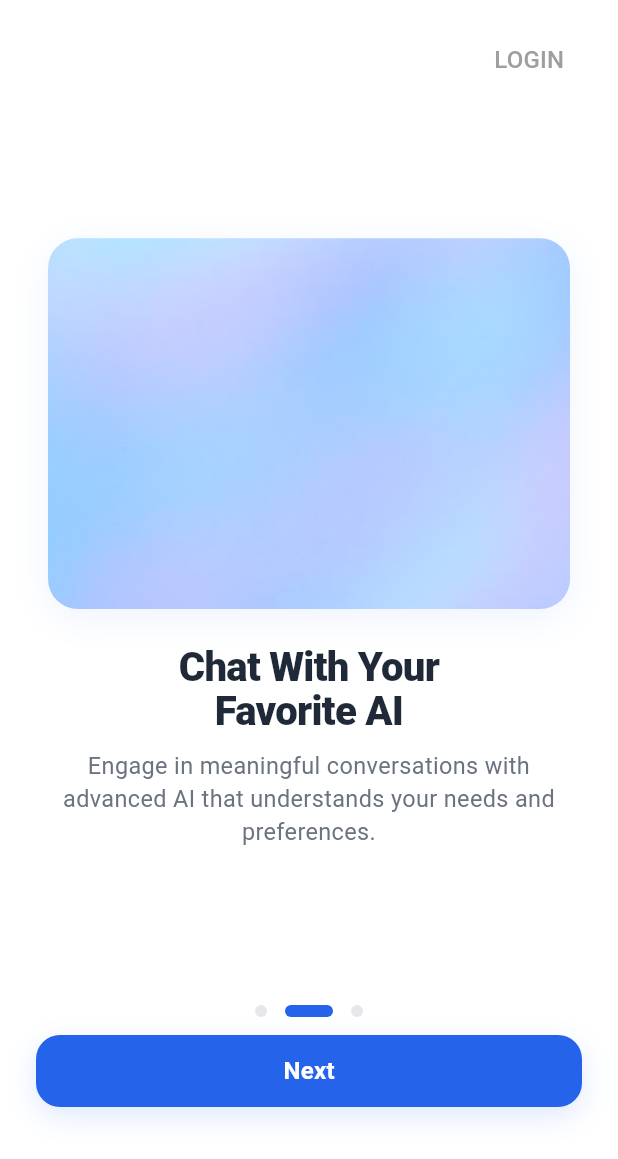
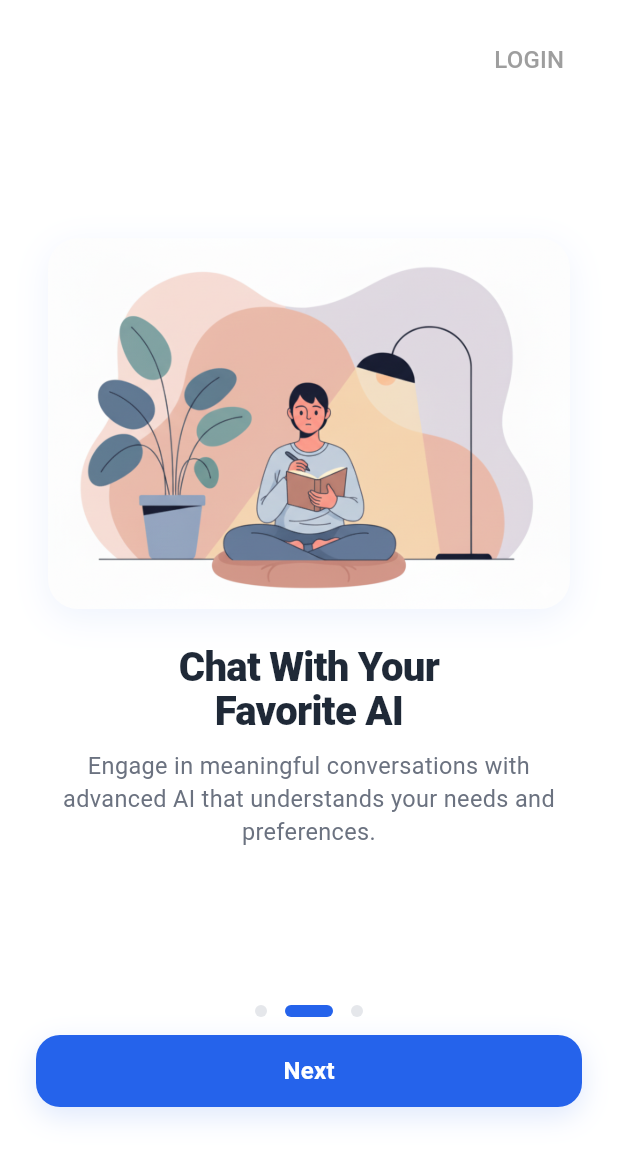
Before and after one commit to TBMenterprise/Zenify2, a Flutter app: the screen it shows after launch, after a tap on "Next", on a phone screen of 412 x 824 dp. Shown: the top 1159 px of the screen. Run offline on Flutter 3.47's test engine with Material 3 defaults, Android fonts, the light colour scheme and no system bars; our stand-ins replace email_validator, firebase_core, flutter_svg, google_generative_ai, image_picker; accounts and stored records are empty.

Commit message:
CHANGES TO IMAGES SETTING BACKGROUND AND FONT SIZE AND SIZE OF TEXTBUBBLE TEXT FOR RESPONSIVENESS

```diff
--- a/lib/MainPages/settings.dart
+++ b/lib/MainPages/settings.dart
@@ -16,7 +16,10 @@
   @override
   Widget build(BuildContext context) {
     return Scaffold(
+      backgroundColor: Colors.white,
       appBar: AppBar(
+        backgroundColor: Colors.white,
+        elevation: 0,
         title: const Text('Settings'),
         centerTitle: true,
         leading: Padding(
@@ -104,7 +107,7 @@
     );
   }
   Widget profilecard(){
-    return SizedBox( width: double.infinity , child: Card(// Adjusted margin
+    return Container( width: double.infinity , color: Colors.white, child: Card(// Adjusted margin
               child: Padding(
                 padding: const EdgeInsets.symmetric(vertical: 30, horizontal: 50), // Adjusted padding
                 child: Row(
--- a/lib/MainPages/sign_up.dart
+++ b/lib/MainPages/sign_up.dart
@@ -472,7 +472,7 @@
             children: <TextSpan>[
               const TextSpan(text: 'Already Have An Account? '),
               TextSpan(
-                text: 'Sign In',
+                text: 'LOGIN',
                 style: const TextStyle(
                   fontFamily: 'Poppins',
                   fontWeight: FontWeight.w600,
--- a/lib/MainPages/start_page.dart
+++ b/lib/MainPages/start_page.dart
@@ -31,12 +31,12 @@
       subtitle: 'Experience the next generation of AI technology designed to enhance your productivity and creativity.',
     ),
     OnboardingContent(
-      image: 'assets/chatbackground.png',
+      image: 'assets/signinimage2.png',
       title: 'Chat With Your\nFavorite AI',
       subtitle: 'Engage in meaningful conversations with advanced AI that understands your needs and preferences.',
     ),
     OnboardingContent(
-      image: 'assets/PremiumBackground.png',
+      image: 'assets/thinkingimage.png',
       title: 'Boost Your Mind\nPower with AI',
       subtitle: 'Amplify your thinking capabilities and discover new possibilities with intelligent AI assistance.',
     ),
@@ -61,11 +61,14 @@
         curve: Curves.easeInOut,
       );
     } else {
-      _navigateToLogin();
+      _navigateTosignup();
     }
   }
 
-  void _navigateToLogin() {
+  void _navigateTosignup() {
+    Navigator.pushNamed(context, '/signup');
+  }
+    void _navigateToLogin() {
     Navigator.pushNamed(context, '/login');
   }
 
--- a/lib/SubPages/profile_setup.dart
+++ b/lib/SubPages/profile_setup.dart
@@ -464,9 +464,9 @@
       padding: const EdgeInsets.symmetric(horizontal: 24),
       child: Column(
         children: [
-          const SizedBox(height: 32),
+          const SizedBox(height: 4),
           _buildStepTitle(),
-          const SizedBox(height: 48),
+
           _buildStepCard(
             child: _profileImageSection(),
             icon: Icons.camera_alt_outlined,
--- a/lib/widgets/send_message_button.dart
+++ b/lib/widgets/send_message_button.dart
@@ -224,10 +224,11 @@
         builder: (context, child) {
           return Transform.rotate(
             angle: _rotationAnimation.value * 2 * 3.14159,
-            child: Icon(
+            child: Center ( child:  Icon(
               Icons.sync,
               color: iconColor,
               size: iconSize,
+            ),
             ),
           );
         },
@@ -237,7 +238,7 @@
     // Use SVG icon if enabled and available
     if (widget.useSvgIcon) {
       final svgPath = widget.svgAssetPath ?? 'assets/sendmessage.svg';
-      return SvgPicture.asset(
+      return Center(child:  SvgPicture.asset(
         svgPath,
         width: iconSize,
         height: iconSize,
@@ -245,6 +246,7 @@
           iconColor,
           BlendMode.srcIn,
         ),
+      ),
       );
     }
 
```
Also changed, not shown: lib/ai/premiumAI/widgets/chat_bubble.dart (+5 -3 lines), assets/signinimage2.png (added), assets/thinkingimage.png (added).
